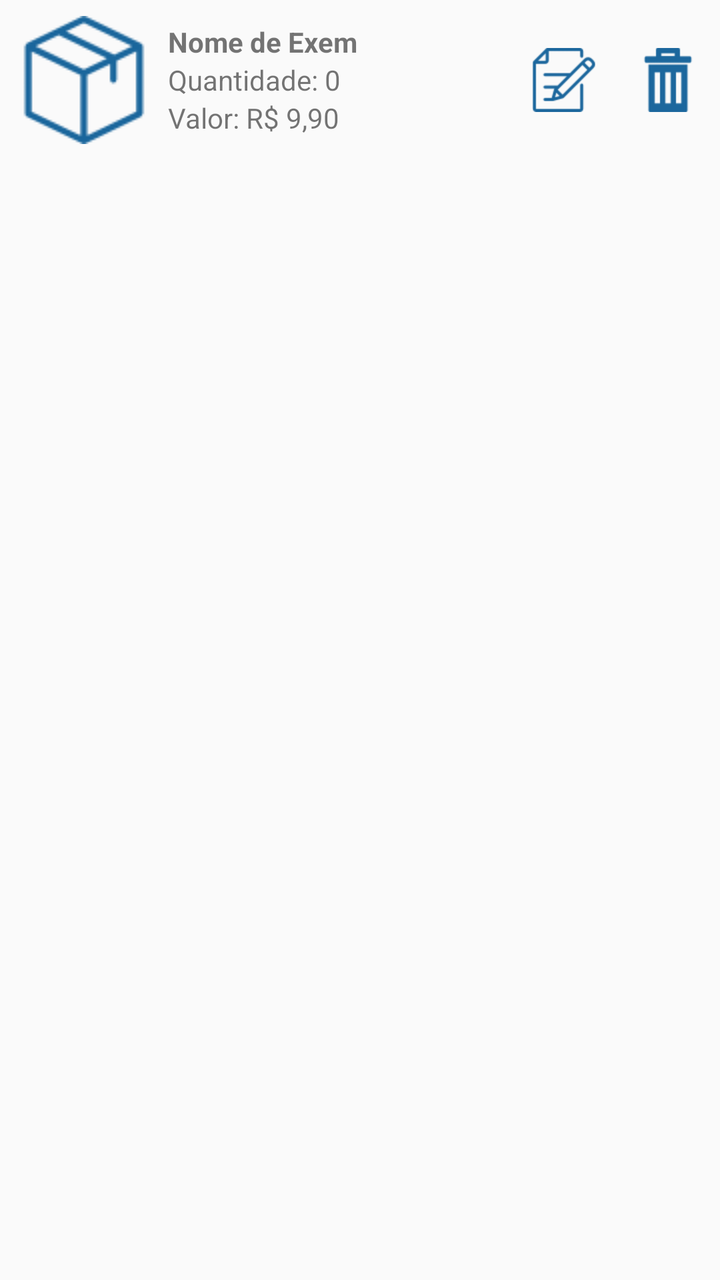
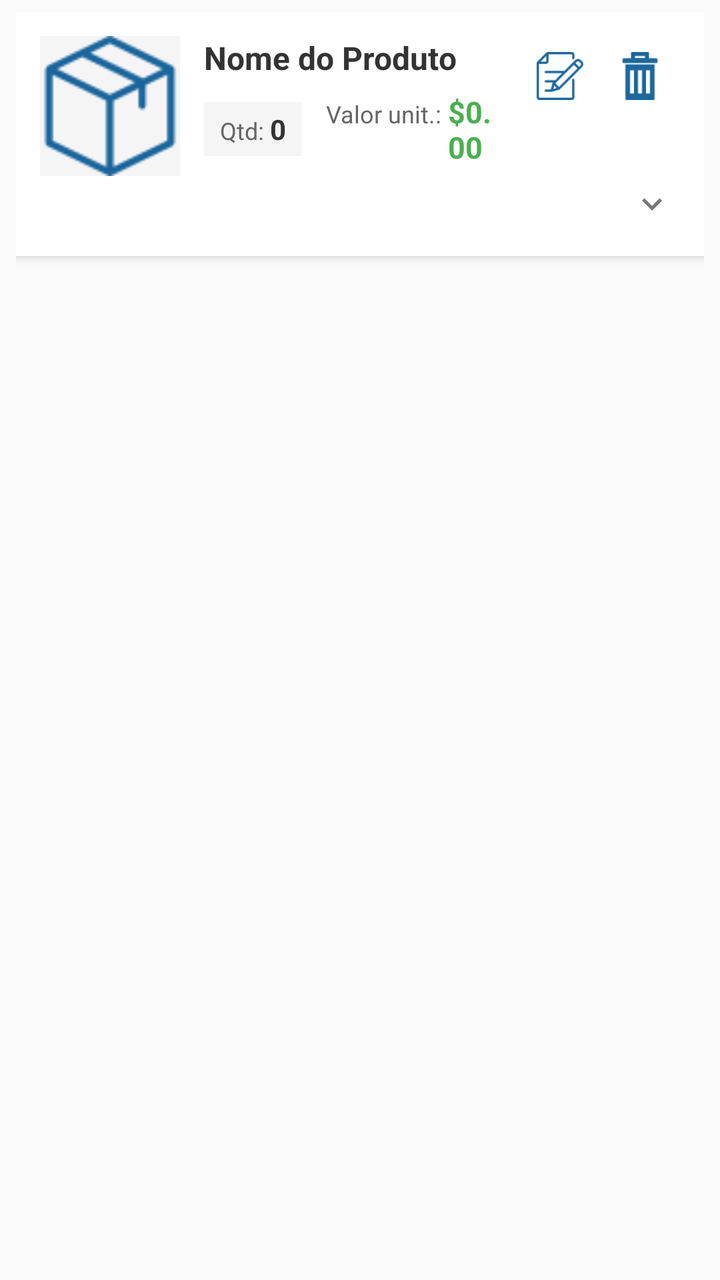

Compare the two renders of this Android layout. The source of the first and the diff that turns it into the second are given below.
<!-- AndroidManifest.xml: application theme CustomActionBarTheme -->
<!-- res/layout/custom_listview.xml -->
<?xml version="1.0" encoding="utf-8"?>
<RelativeLayout xmlns:android="http://schemas.android.com/apk/res/android"
    android:layout_width="match_parent"
    android:layout_height="match_parent"
    android:layout_margin="20dp">

    <LinearLayout
        android:orientation="horizontal"
        android:layout_width="match_parent"
        android:layout_height="80dp"
        android:layout_marginBottom="20dp">

        <ImageView
            android:id="@+id/photo"
            android:layout_width="64dp"
            android:layout_height="64dp"
            android:src="@drawable/package_icon"
            android:scaleType="fitXY"
            android:layout_marginRight="10dp"
            android:layout_marginLeft="10dp"
            android:layout_gravity="center"/>

        <LinearLayout
            android:orientation="vertical"
            android:layout_width="match_parent"
            android:layout_height="match_parent"
            android:gravity="center_vertical"
            android:layout_weight="1"
            android:id="@+id/listlinearlayout">

            <TextView
                android:id="@+id/name"
                android:layout_width="wrap_content"
                android:layout_height="wrap_content"
                android:text="Nome de Exemplo"
                android:maxLines="1"
                android:maxLength="12"
                android:ellipsize="end"
                android:singleLine="true"
                android:scrollHorizontally="true"
                android:textStyle="bold" />

            <TextView
                android:id="@+id/amount"
                android:layout_width="wrap_content"
                android:layout_height="wrap_content"
                android:layout_below="@+id/name"
                android:maxLines="1"
                android:maxLength="20"
                android:ellipsize="end"
                android:singleLine="true"
                android:scrollHorizontally="true"
                android:text="Quantidade: 0" />

            <TextView
                android:layout_width="wrap_content"
                android:layout_height="wrap_content"
                android:textAppearance="?android:attr/textAppearanceSmall"
                android:text="Valor: R$ 9,90"
                android:maxLines="1"
                android:maxLength="20"
                android:ellipsize="end"
                android:singleLine="true"
                android:scrollHorizontally="true"
                android:id="@+id/value" />
        </LinearLayout>

        <LinearLayout
            android:orientation="horizontal"
            android:layout_width="wrap_content"
            android:layout_height="match_parent"
            android:gravity="center_vertical|center_horizontal">

            <ImageButton
                android:layout_width="32dp"
                android:layout_height="32dp"
                android:id="@+id/edit"
                android:src="@drawable/edit_icon"
                android:layout_weight="1"
                android:background="#00ffffff"
                android:scaleType="fitXY"
                android:layout_margin="10dp" />

            <ImageButton
                android:layout_width="32dp"
                android:layout_height="32dp"
                android:id="@+id/delete"
                android:src="@drawable/delete_icon"
                android:layout_weight="1"
                android:background="#00ffffff"
                android:scaleType="fitXY"
                android:layout_margin="10dp" />

        </LinearLayout>

    </LinearLayout>


</RelativeLayout>
<!-- resources referenced by this layout -->
<resources>
  <!-- drawable delete_icon: png bitmap (drawable, 632 bytes) -->
  <!-- drawable edit_icon: png bitmap (drawable, 1521 bytes) -->
  <!-- drawable package_icon: png bitmap (drawable, 2090 bytes) -->
  <style name="CustomActionBarTheme" parent="@style/Theme.AppCompat.Light.DarkActionBar">
          <item name="android:actionBarStyle">@style/MyActionBar</item>
          <item name="actionBarStyle">@style/MyActionBar</item>
          <item name="colorPrimary">@color/colorPrimary</item>
          <item name="colorPrimaryDark">@color/colorPrimaryDark</item>
          <item name="colorAccent">@color/colorAccent</item>
      </style>
  <style name="MyActionBar" parent="@style/Widget.AppCompat.Light.ActionBar.Solid.Inverse">
          <item name="android:background">@color/colorActionBar</item>
          <item name="background">@color/colorActionBar</item>
      </style>
  <color name="colorPrimary">#3F51B5</color>
  <color name="colorPrimaryDark">#303F9F</color>
  <color name="colorAccent">#225aa9</color>
  <color name="colorActionBar">#ff1c679d</color>
</resources>

<!-- the commit's change to res/layout/custom_listview.xml (unified diff, before → after) -->
@@ -1,99 +1,469 @@
 <?xml version="1.0" encoding="utf-8"?>
 <RelativeLayout xmlns:android="http://schemas.android.com/apk/res/android"
     android:layout_width="match_parent"
-    android:layout_height="match_parent"
-    android:layout_margin="20dp">
-
+    android:layout_height="wrap_content"
+    android:fitsSystemWindows="true"
+    android:paddingLeft="8dp"
+    android:paddingRight="8dp"
+    android:paddingTop="6dp"
+    android:paddingBottom="6dp">
+
+    
     <LinearLayout
-        android:orientation="horizontal"
         android:layout_width="match_parent"
-        android:layout_height="80dp"
-        android:layout_marginBottom="20dp">
-
-        <ImageView
-            android:id="@+id/photo"
-            android:layout_width="64dp"
-            android:layout_height="64dp"
-            android:src="@drawable/package_icon"
-            android:scaleType="fitXY"
-            android:layout_marginRight="10dp"
-            android:layout_marginLeft="10dp"
-            android:layout_gravity="center"/>
-
+        android:layout_height="wrap_content"
+        android:orientation="vertical"
+        android:background="#FFFFFF"
+        android:elevation="3dp"
+        android:padding="12dp">
+
+        
         <LinearLayout
+            android:layout_width="match_parent"
+            android:layout_height="wrap_content"
+            android:orientation="horizontal">
+
+            
+            <RelativeLayout
+                android:layout_width="70dp"
+                android:layout_height="70dp">
+
+                <ImageView
+                    android:id="@+id/photo"
+                    android:layout_width="70dp"
+                    android:layout_height="70dp"
+                    android:src="@drawable/package_icon"
+                    android:scaleType="centerCrop"
+                    android:background="#F5F5F5"
+                    android:contentDescription="Foto do produto" />
+
+                
+                <TextView
+                    android:id="@+id/lowStockBadge"
+                    android:layout_width="wrap_content"
+                    android:layout_height="wrap_content"
+                    android:layout_alignParentTop="true"
+                    android:layout_alignParentRight="true"
+                    android:background="#FF5722"
+                    android:text="!"
+                    android:textColor="#FFFFFF"
+                    android:textStyle="bold"
+                    android:textSize="11sp"
+                    android:paddingLeft="5dp"
+                    android:paddingRight="5dp"
+                    android:paddingTop="1dp"
+                    android:paddingBottom="1dp"
+                    android:visibility="gone" />
+
+            </RelativeLayout>
+
+            
+            <LinearLayout
+                android:id="@+id/listlinearlayout"
+                android:orientation="vertical"
+                android:layout_width="0dp"
+                android:layout_height="wrap_content"
+                android:layout_weight="1"
+                android:layout_marginLeft="12dp"
+                android:layout_marginRight="8dp">
+
+                
+                <TextView
+                    android:id="@+id/name"
+                    android:layout_width="match_parent"
+                    android:layout_height="wrap_content"
+                    android:text="Nome do Produto"
+                    android:textStyle="bold"
+                    android:textSize="16sp"
+                    android:textColor="#333333"
+                    android:maxLines="2"
+                    android:ellipsize="end" />
+
+                
+                <LinearLayout
+                    android:layout_width="match_parent"
+                    android:layout_height="wrap_content"
+                    android:orientation="horizontal"
+                    android:layout_marginTop="6dp"
+                    android:gravity="center_vertical">
+
+                    
+                    <LinearLayout
+                        android:layout_width="wrap_content"
+                        android:layout_height="wrap_content"
+                        android:orientation="horizontal"
+                        android:background="#F5F5F5"
+                        android:paddingLeft="8dp"
+                        android:paddingRight="8dp"
+                        android:paddingTop="4dp"
+                        android:paddingBottom="4dp">
+
+                        <TextView
+                            android:layout_width="wrap_content"
+                            android:layout_height="wrap_content"
+                            android:text="Qtd: "
+                            android:textSize="12sp"
+                            android:textColor="#666666" />
+
+                        <TextView
+                            android:id="@+id/amount"
+                            android:layout_width="wrap_content"
+                            android:layout_height="wrap_content"
+                            android:text="0"
+                            android:textSize="14sp"
+                            android:textStyle="bold"
+                            android:textColor="#333333" />
+
+                        <TextView
+                            android:id="@+id/unit"
+                            android:layout_width="wrap_content"
+                            android:layout_height="wrap_content"
+                            android:text=" un"
+                            android:textSize="13sp"
+                            android:textColor="#666666"
+                            android:visibility="gone" />
+
+                    </LinearLayout>
+
+                    
+                    <LinearLayout
+                        android:layout_width="wrap_content"
+                        android:layout_height="wrap_content"
+                        android:orientation="horizontal"
+                        android:layout_marginLeft="12dp">
+
+                        <TextView
+                            android:layout_width="wrap_content"
+                            android:layout_height="wrap_content"
+                            android:text="Valor unit.: "
+                            android:textSize="12sp"
+                            android:textColor="#666666" />
+
+                        <TextView
+                            android:id="@+id/value"
+                            android:layout_width="wrap_content"
+                            android:layout_height="wrap_content"
+                            android:text="$0.00"
+                            android:textSize="15sp"
+                            android:textColor="#4CAF50"
+                            android:textStyle="bold" />
+
+                    </LinearLayout>
+
+                </LinearLayout>
+
+                
+                <LinearLayout
+                    android:layout_width="match_parent"
+                    android:layout_height="wrap_content"
+                    android:orientation="horizontal"
+                    android:layout_marginTop="4dp">
+
+                    <TextView
+                        android:id="@+id/sku"
+                        android:layout_width="wrap_content"
+                        android:layout_height="wrap_content"
+                        android:text="SKU-001"
+                        android:textSize="11sp"
+                        android:textColor="#999999"
+                        android:maxLines="1"
+                        android:visibility="gone" />
+
+                    <TextView
+                        android:id="@+id/skuDivider"
+                        android:layout_width="wrap_content"
+                        android:layout_height="wrap_content"
+                        android:text=" • "
+                        android:textSize="11sp"
+                        android:textColor="#999999"
+                        android:visibility="gone" />
+
+                    <TextView
+                        android:id="@+id/category"
+                        android:layout_width="wrap_content"
+                        android:layout_height="wrap_content"
+                        android:text="Categoria"
+                        android:textSize="11sp"
+                        android:textColor="#666666"
+                        android:background="#E8F5E9"
+                        android:paddingLeft="6dp"
+                        android:paddingRight="6dp"
+                        android:paddingTop="2dp"
+                        android:paddingBottom="2dp"
+                        android:maxLines="1"
+                        android:visibility="gone" />
+
+                </LinearLayout>
+
+            </LinearLayout>
+
+            
+            <LinearLayout
+                android:orientation="horizontal"
+                android:layout_width="wrap_content"
+                android:layout_height="wrap_content"
+                android:gravity="center_vertical">
+
+                <ImageButton
+                    android:layout_width="40dp"
+                    android:layout_height="40dp"
+                    android:id="@+id/edit"
+                    android:src="@drawable/edit_icon"
+                    android:background="?attr/selectableItemBackgroundBorderless"
+                    android:scaleType="fitCenter"
+                    android:padding="8dp"
+                    android:contentDescription="Editar produto" />
+
+                <ImageButton
+                    android:layout_width="40dp"
+                    android:layout_height="40dp"
+                    android:id="@+id/delete"
+                    android:src="@drawable/delete_icon"
+                    android:background="?attr/selectableItemBackgroundBorderless"
+                    android:scaleType="fitCenter"
+                    android:padding="8dp"
+                    android:contentDescription="Excluir produto" />
+
+            </LinearLayout>
+
+        </LinearLayout>
+
+        
+        <LinearLayout
+            android:layout_width="match_parent"
+            android:layout_height="wrap_content"
+            android:orientation="horizontal"
+            android:gravity="end">
+
+            
+            <ImageView
+                android:id="@+id/toggleIcon"
+                android:layout_width="28dp"
+                android:layout_height="28dp"
+                android:padding="4dp"
+                android:contentDescription="Expandir/colapsar"
+                android:src="@drawable/ic_expand_more"
+                android:background="?attr/selectableItemBackgroundBorderless" />
+
+        </LinearLayout>
+
+        
+        <LinearLayout
+            android:id="@+id/extraContainer"
+            android:layout_width="match_parent"
+            android:layout_height="wrap_content"
             android:orientation="vertical"
-            android:layout_width="match_parent"
-            android:layout_height="match_parent"
-            android:gravity="center_vertical"
-            android:layout_weight="1"
-            android:id="@+id/listlinearlayout">
-
-            <TextView
-                android:id="@+id/name"
-                android:layout_width="wrap_content"
-                android:layout_height="wrap_content"
-                android:text="Nome de Exemplo"
-                android:maxLines="1"
-                android:maxLength="12"
-                android:ellipsize="end"
-                android:singleLine="true"
-                android:scrollHorizontally="true"
-                android:textStyle="bold" />
-
-            <TextView
-                android:id="@+id/amount"
-                android:layout_width="wrap_content"
-                android:layout_height="wrap_content"
-                android:layout_below="@+id/name"
-                android:maxLines="1"
-                android:maxLength="20"
-                android:ellipsize="end"
-                android:singleLine="true"
-                android:scrollHorizontally="true"
-                android:text="Quantidade: 0" />
-
-            <TextView
-                android:layout_width="wrap_content"
-                android:layout_height="wrap_content"
-                android:textAppearance="?android:attr/textAppearanceSmall"
-                android:text="Valor: R$ 9,90"
-                android:maxLines="1"
-                android:maxLength="20"
-                android:ellipsize="end"
-                android:singleLine="true"
-                android:scrollHorizontally="true"
-                android:id="@+id/value" />
+            android:visibility="gone"
+            android:layout_marginTop="8dp"
+            android:paddingTop="8dp"
+            android:background="#FAFAFA">
+
+            
+            <LinearLayout
+                android:layout_width="match_parent"
+                android:layout_height="wrap_content"
+                android:orientation="horizontal"
+                android:paddingLeft="8dp"
+                android:paddingRight="8dp"
+                android:paddingTop="6dp"
+                android:paddingBottom="6dp">
+
+                <LinearLayout
+                    android:layout_width="0dp"
+                    android:layout_height="wrap_content"
+                    android:layout_weight="1"
+                    android:orientation="vertical">
+
+                    <TextView
+                        android:layout_width="wrap_content"
+                        android:layout_height="wrap_content"
+                        android:text="Estoque Mínimo"
+                        android:textSize="11sp"
+                        android:textColor="#999999"
+                        android:textAllCaps="true" />
+
+                    <TextView
+                        android:id="@+id/detailMinStock"
+                        android:layout_width="wrap_content"
+                        android:layout_height="wrap_content"
+                        android:text="0"
+                        android:textSize="14sp"
+                        android:textStyle="bold"
+                        android:textColor="#333333"
+                        android:layout_marginTop="2dp" />
+
+                </LinearLayout>
+
+                <LinearLayout
+                    android:layout_width="0dp"
+                    android:layout_height="wrap_content"
+                    android:layout_weight="1"
+                    android:orientation="vertical">
+
+                    <TextView
+                        android:layout_width="wrap_content"
+                        android:layout_height="wrap_content"
+                        android:text="Unidade"
+                        android:textSize="11sp"
+                        android:textColor="#999999"
+                        android:textAllCaps="true" />
+
+                    <TextView
+                        android:id="@+id/detailUnit"
+                        android:layout_width="wrap_content"
+                        android:layout_height="wrap_content"
+                        android:text="un"
+                        android:textSize="14sp"
+                        android:textStyle="bold"
+                        android:textColor="#333333"
+                        android:layout_marginTop="2dp" />
+
+                </LinearLayout>
+
+            </LinearLayout>
+
+            <View
+                android:layout_width="match_parent"
+                android:layout_height="1dp"
+                android:background="#EEEEEE"
+                android:layout_marginLeft="8dp"
+                android:layout_marginRight="8dp" />
+
+            <LinearLayout
+                android:layout_width="match_parent"
+                android:layout_height="wrap_content"
+                android:orientation="horizontal"
+                android:paddingLeft="8dp"
+                android:paddingRight="8dp"
+                android:paddingTop="6dp"
+                android:paddingBottom="6dp">
+
+                <LinearLayout
+                    android:layout_width="0dp"
+                    android:layout_height="wrap_content"
+                    android:layout_weight="1"
+                    android:orientation="vertical">
+
+                    <TextView
+                        android:layout_width="wrap_content"
+                        android:layout_height="wrap_content"
+                        android:text="SKU"
+                        android:textSize="11sp"
+                        android:textColor="#999999"
+                        android:textAllCaps="true" />
+
+                    <TextView
+                        android:id="@+id/detailSku"
+                        android:layout_width="wrap_content"
+                        android:layout_height="wrap_content"
+                        android:text="-"
+                        android:textSize="13sp"
+                        android:textColor="#333333"
+                        android:layout_marginTop="2dp" />
+
+                </LinearLayout>
+
+                <LinearLayout
+                    android:layout_width="0dp"
+                    android:layout_height="wrap_content"
+                    android:layout_weight="1"
+                    android:orientation="vertical">
+
+                    <TextView
+                        android:layout_width="wrap_content"
+                        android:layout_height="wrap_content"
+                        android:text="Categoria"
+                        android:textSize="11sp"
+                        android:textColor="#999999"
+                        android:textAllCaps="true" />
+
+                    <TextView
+                        android:id="@+id/detailCategory"
+                        android:layout_width="wrap_content"
+                        android:layout_height="wrap_content"
+                        android:text="-"
+                        android:textSize="13sp"
+                        android:textColor="#333333"
+                        android:layout_marginTop="2dp" />
+
+                </LinearLayout>
+
+            </LinearLayout>
+
+            <View
+                android:layout_width="match_parent"
+                android:layout_height="1dp"
+                android:background="#EEEEEE"
+                android:layout_marginLeft="8dp"
+                android:layout_marginRight="8dp" />
+
+            <LinearLayout
+                android:layout_width="match_parent"
+                android:layout_height="wrap_content"
+                android:orientation="vertical"
+                android:paddingLeft="8dp"
+                android:paddingRight="8dp"
+                android:paddingTop="6dp"
+                android:paddingBottom="6dp">
+
+                <TextView
+                    android:layout_width="wrap_content"
+                    android:layout_height="wrap_content"
+                    android:text="Localização"
+                    android:textSize="11sp"
+                    android:textColor="#999999"
+                    android:textAllCaps="true" />
+
+                <TextView
+                    android:id="@+id/detailLocation"
+                    android:layout_width="wrap_content"
+                    android:layout_height="wrap_content"
+                    android:text="-"
+                    android:textSize="13sp"
+                    android:textColor="#333333"
+                    android:layout_marginTop="2dp" />
+
+            </LinearLayout>
+
+            <View
+                android:layout_width="match_parent"
+                android:layout_height="1dp"
+                android:background="#EEEEEE"
+                android:layout_marginLeft="8dp"
+                android:layout_marginRight="8dp" />
+
+            
+            <LinearLayout
+                android:layout_width="match_parent"
+                android:layout_height="wrap_content"
+                android:orientation="horizontal"
+                android:gravity="end"
+                android:paddingLeft="8dp"
+                android:paddingRight="8dp"
+                android:paddingTop="8dp"
+                android:paddingBottom="8dp">
+
+                <Button
+                    android:id="@+id/btnEntrada"
+                    android:layout_width="wrap_content"
+                    android:layout_height="wrap_content"
+                    android:text="Entrada"
+                    android:textAllCaps="false"
+                    android:minWidth="96dp" />
+
+                <Button
+                    android:id="@+id/btnSaida"
+                    android:layout_width="wrap_content"
+                    android:layout_height="wrap_content"
+                    android:layout_marginLeft="12dp"
+                    android:text="Saída"
+                    android:textAllCaps="false"
+                    android:minWidth="96dp" />
+
+            </LinearLayout>
+
         </LinearLayout>
 
-        <LinearLayout
-            android:orientation="horizontal"
-            android:layout_width="wrap_content"
-            android:layout_height="match_parent"
-            android:gravity="center_vertical|center_horizontal">
-
-            <ImageButton
-                android:layout_width="32dp"
-                android:layout_height="32dp"
-                android:id="@+id/edit"
-                android:src="@drawable/edit_icon"
-                android:layout_weight="1"
-                android:background="#00ffffff"
-                android:scaleType="fitXY"
-                android:layout_margin="10dp" />
-
-            <ImageButton
-                android:layout_width="32dp"
-                android:layout_height="32dp"
-                android:id="@+id/delete"
-                android:src="@drawable/delete_icon"
-                android:layout_weight="1"
-                android:background="#00ffffff"
-                android:scaleType="fitXY"
-                android:layout_margin="10dp" />
-
-        </LinearLayout>
-
     </LinearLayout>
 
-
 </RelativeLayout>
<!-- resource entries referenced after the edit -->
@@ -2,6 +2,17 @@
 <resources>
   <!-- drawable delete_icon: png bitmap (drawable, 632 bytes) -->
   <!-- drawable edit_icon: png bitmap (drawable, 1521 bytes) -->
+  <!-- drawable ic_expand_more (drawable) -->
+  <?xml version="1.0" encoding="utf-8"?>
+  <vector xmlns:android="http://schemas.android.com/apk/res/android"
+      android:width="24dp"
+      android:height="24dp"
+      android:viewportWidth="24"
+      android:viewportHeight="24">
+      <path
+          android:fillColor="#777777"
+          android:pathData="M16.59,8.59L12,13.17 7.41,8.59 6,10l6,6 6,-6z"/>
+  </vector>
   <!-- drawable package_icon: png bitmap (drawable, 2090 bytes) -->
   <style name="CustomActionBarTheme" parent="@style/Theme.AppCompat.Light.DarkActionBar">
           <item name="android:actionBarStyle">@style/MyActionBar</item>
@@ -9,6 +20,7 @@
           <item name="colorPrimary">@color/colorPrimary</item>
           <item name="colorPrimaryDark">@color/colorPrimaryDark</item>
           <item name="colorAccent">@color/colorAccent</item>
+          <item name="android:windowLightStatusBar">true</item>
       </style>
   <style name="MyActionBar" parent="@style/Widget.AppCompat.Light.ActionBar.Solid.Inverse">
           <item name="android:background">@color/colorActionBar</item>
